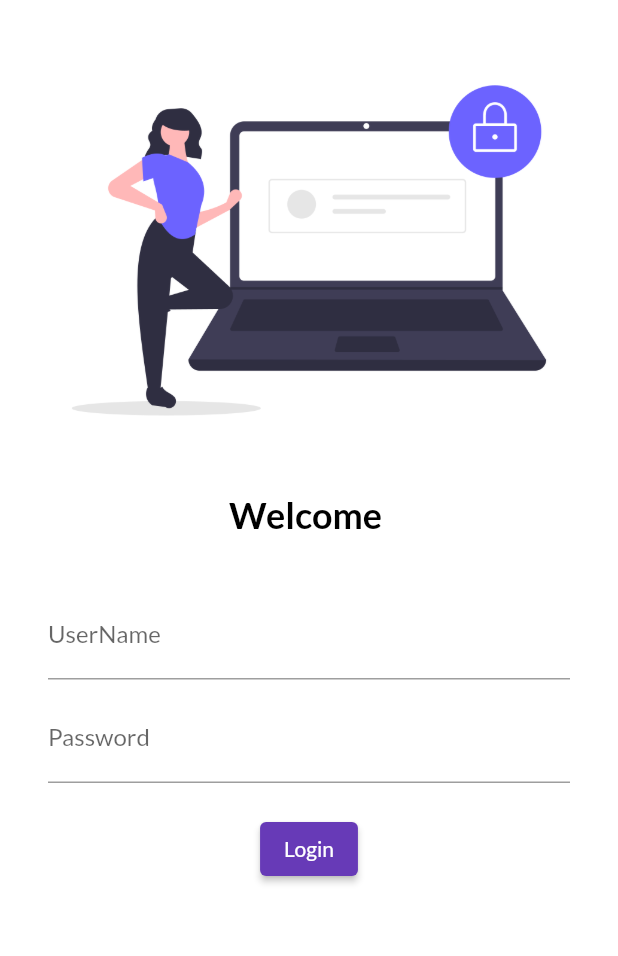
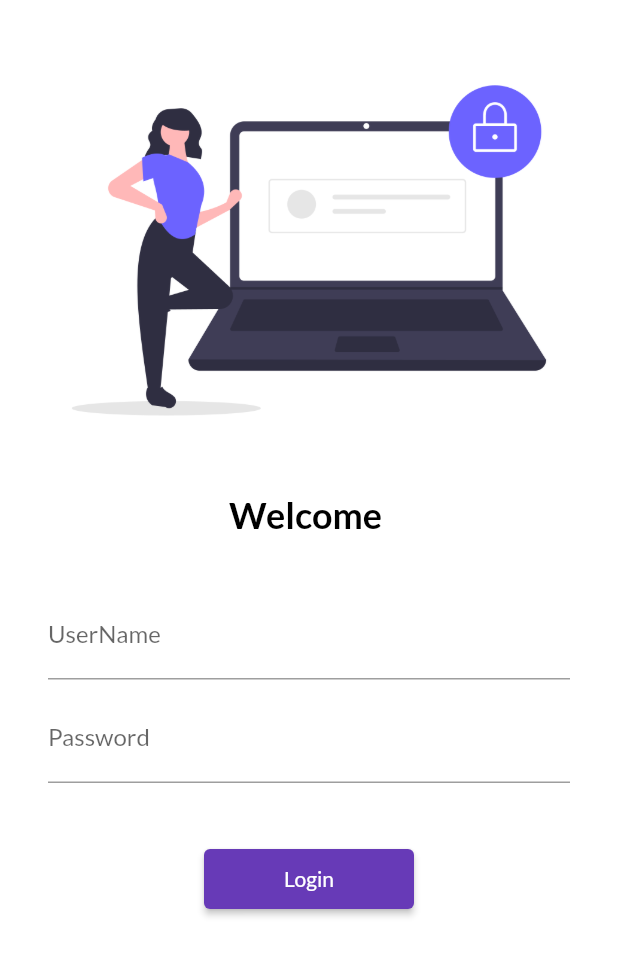
Before and after one commit to vickyahir/FlutterDemoApp, a Flutter app: the screen it shows after launch, on a phone screen of 412 x 824 dp. Shown: the top 956 px of the screen. Run offline on Flutter 3.47's test engine with Material 2 defaults, Android fonts, the phone set to English and light mode, and no system bars; our stand-ins replace google_fonts.

Commit message:
day 5 completed

```diff
--- a/lib/pages/login_page.dart
+++ b/lib/pages/login_page.dart
@@ -1,3 +1,4 @@
+import 'package:first_demo_flutter/utils/routes.dart';
 import 'package:flutter/material.dart';
 
 class LoginPage extends StatelessWidget {
@@ -7,12 +8,16 @@ class LoginPage extends StatelessWidget {
   Widget build(BuildContext context) {
     return Material(
         color: Colors.white,
+        child: SingleChildScrollView(
           child: Column(
             children: [
               SizedBox(
                 height: 25,
               ),
-            Image.asset("assets/images/ic_login.png", fit: BoxFit.cover),
+              Image.asset(
+                "assets/images/ic_login.png",
+                fit: BoxFit.cover,
+              ),
               SizedBox(
                 height: 20,
               ),
@@ -27,8 +32,8 @@ class LoginPage extends StatelessWidget {
                 height: 20,
               ),
               Padding(
-              padding:
-                  const EdgeInsets.symmetric(vertical: 16.0, horizontal: 32.0),
+                padding: const EdgeInsets.symmetric(
+                    vertical: 16.0, horizontal: 32.0),
                 child: Column(
                   children: [
                     TextFormField(
@@ -44,18 +49,19 @@ class LoginPage extends StatelessWidget {
                           hintText: "Enter Password", labelText: "Password"),
                     ),
                     SizedBox(
-                    height: 20,
+                      height: 40,
                     ),
                     ElevatedButton(
                         onPressed: () {
-                        print("Hello vikram bhatiya");
+                          Navigator.pushNamed(context, MyRoute.homeRoute);
                         },
-                      style: TextButton.styleFrom(),
+                        style: TextButton.styleFrom(minimumSize: Size(140, 40)),
                         child: Text("Login")),
                   ],
                 ),
               ),
             ],
+          ),
         ));
   }
 }
--- a/lib/pages/main.dart
+++ b/lib/pages/main.dart
@@ -1,4 +1,6 @@
+import 'package:first_demo_flutter/pages/home_page.dart';
 import 'package:first_demo_flutter/pages/login_page.dart';
+import 'package:first_demo_flutter/utils/routes.dart';
 import 'package:flutter/material.dart';
 import 'package:google_fonts/google_fonts.dart';
 
@@ -18,11 +20,11 @@ class MyApp extends StatelessWidget {
           primarySwatch: Colors.deepPurple,
           fontFamily: GoogleFonts.lato().fontFamily),
       darkTheme: ThemeData(
-          // brightness: Brightness.dark,
+        // brightness: Brightness.dark,
           primarySwatch: Colors.green),
       routes: {
         "/": (context) => LoginPage(),
-        "/login": (context) => LoginPage()
+        MyRoute.homeRoute: (context) => HomePage()
       },
     );
   }
--- /dev/null
+++ b/lib/utils/routes.dart
@@ -0,0 +1,4 @@
+class MyRoute {
+  static String loginRoute = "/login";
+  static String homeRoute = "/home";
+}
```
Lines whose indentation alone changed are shown as unchanged.
